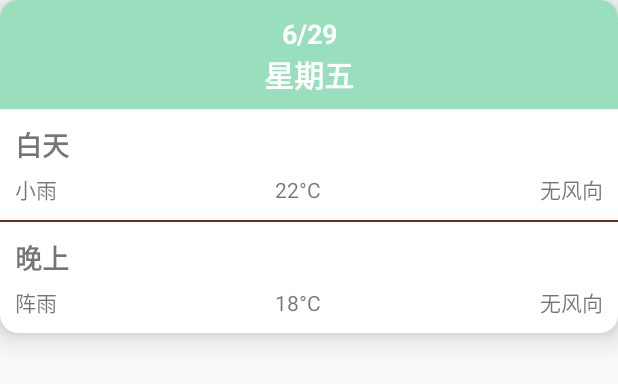
After one commit to xzlyf/SimpleWeather, an Android app: the layout forecast_item.xml on its own in the app's theme, with its tools: preview values and no code run, on a phone screen of 412 x 824 dp. The commit adds this screen. Shown: the top 384 px of the screen. Run offline under Robolectric (Android 15) with nearby library versions, the phone set to English and light mode, and no system bars.

Commit message:
完成主页设计

```diff
--- a/app/src/main/java/com/xz/simpleweather/ui/MainActivity/presenter/MainPresenter.java
+++ b/app/src/main/java/com/xz/simpleweather/ui/MainActivity/presenter/MainPresenter.java
@@ -92,7 +92,7 @@ public class MainPresenter {
                             Random random = new Random();
                             int time = random.nextInt(2000);
                             Thread.sleep(time);//延迟一下才给结果，让加载动画播放下，模拟网络慢
-                            view.stopLoginning();
+                            view.getWeatherData();
                             view.dismissDialog();
                         }
 
--- a/app/src/main/res/drawable/select_tab_color.xml
+++ b/app/src/main/res/drawable/select_tab_color.xml
@@ -1,7 +1,7 @@
 <?xml version="1.0" encoding="utf-8"?>
 <selector xmlns:android="http://schemas.android.com/apk/res/android">
 
-    <item android:drawable="@color/colorAccent"
+    <item android:drawable="@color/colorPrimaryDark"
         android:state_selected="true"></item>
-    <item android:drawable="@color/colorPrimaryDark"></item>
+    <item android:drawable="@color/wood"></item>
 </selector>
--- a/app/src/main/res/layout/activity_main.xml
+++ b/app/src/main/res/layout/activity_main.xml
@@ -165,6 +165,7 @@
         app:tabIndicatorHeight="0dp"
         app:tabSelectedTextColor="@color/white"
         app:tabBackground="@drawable/select_tab_color"
+        app:tabTextColor="@color/white"
         >
     </android.support.design.widget.TabLayout>
 </LinearLayout>
--- /dev/null
+++ b/app/src/main/res/layout/forecast_item.xml
@@ -0,0 +1,134 @@
+<?xml version="1.0" encoding="utf-8"?>
+<android.support.v7.widget.CardView xmlns:android="http://schemas.android.com/apk/res/android"
+    xmlns:app="http://schemas.android.com/apk/res-auto"
+    android:layout_width="match_parent"
+    android:layout_height="wrap_content"
+    android:orientation="vertical"
+    app:cardCornerRadius="12dp"
+    app:cardElevation="12dp">
+
+    <LinearLayout
+        android:layout_width="match_parent"
+        android:layout_height="wrap_content"
+        android:orientation="vertical">
+
+        <LinearLayout
+            android:layout_width="match_parent"
+            android:layout_height="wrap_content"
+            android:orientation="vertical">
+
+            <TextView
+                android:id="@+id/forecast_date"
+                android:layout_width="match_parent"
+                android:layout_height="wrap_content"
+                android:background="@color/blue"
+                android:gravity="center"
+                android:paddingTop="10dp"
+                android:text="6/29"
+                android:textColor="@color/white"
+                android:textSize="18sp"
+                android:textStyle="bold" />
+
+            <TextView
+                android:id="@+id/forecast_dayOfWeek"
+                android:layout_width="match_parent"
+                android:layout_height="wrap_content"
+                android:background="@color/blue"
+                android:gravity="center"
+                android:paddingBottom="8dp"
+                android:text="星期五"
+                android:textColor="@color/white"
+                android:textSize="20sp"
+                android:textStyle="bold" />
+        </LinearLayout>
+
+        <LinearLayout
+            android:layout_width="match_parent"
+            android:layout_height="wrap_content"
+            android:orientation="vertical"
+            android:padding="10dp">
+
+            <TextView
+                android:layout_width="wrap_content"
+                android:layout_height="wrap_content"
+                android:layout_marginBottom="5dp"
+                android:text="白天"
+                android:textSize="18sp"
+                android:textStyle="bold" />
+
+            <LinearLayout
+                android:layout_width="match_parent"
+                android:layout_height="wrap_content"
+                android:orientation="horizontal">
+
+                <TextView
+                    android:id="@+id/forecast_dayWeather"
+                    android:layout_width="wrap_content"
+                    android:layout_height="wrap_content"
+                    android:layout_weight="1"
+                    android:text="小雨" />
+
+                <TextView
+                    android:id="@+id/forecast_dayTemp"
+                    android:layout_width="wrap_content"
+                    android:layout_height="wrap_content"
+                    android:layout_weight="1"
+
+                    android:text="22°C" />
+
+                <TextView
+                    android:id="@+id/forecast_dayWindDirection"
+                    android:layout_width="wrap_content"
+                    android:layout_height="wrap_content"
+                    android:text="无风向" />
+            </LinearLayout>
+        </LinearLayout>
+
+        <View
+            android:layout_width="match_parent"
+            android:layout_height="1dp"
+            android:background="@color/wood" />
+
+        <LinearLayout
+            android:layout_width="match_parent"
+            android:layout_height="wrap_content"
+            android:orientation="vertical"
+            android:padding="10dp">
+
+            <TextView
+                android:layout_width="wrap_content"
+                android:layout_height="wrap_content"
+                android:layout_marginBottom="5dp"
+                android:text="晚上"
+                android:textSize="18sp"
+                android:textStyle="bold" />
+
+            <LinearLayout
+                android:layout_width="match_parent"
+                android:layout_height="wrap_content"
+                android:orientation="horizontal">
+
+                <TextView
+                    android:id="@+id/forecast_nightWeather"
+                    android:layout_width="wrap_content"
+                    android:layout_height="wrap_content"
+                    android:layout_weight="1"
+                    android:text="阵雨" />
+
+                <TextView
+                    android:id="@+id/forecast_nightTemp"
+                    android:layout_width="wrap_content"
+                    android:layout_height="wrap_content"
+                    android:layout_weight="1"
+
+                    android:text="18°C" />
+
+                <TextView
+                    android:id="@+id/forecast_nightWindPower"
+                    android:layout_width="wrap_content"
+                    android:layout_height="wrap_content"
+                    android:text="无风向" />
+            </LinearLayout>
+        </LinearLayout>
+    </LinearLayout>
+</android.support.v7.widget.CardView>
--- a/app/src/main/res/values/colors.xml
+++ b/app/src/main/res/values/colors.xml
@@ -13,4 +13,6 @@
     <color name="tab">#FF9800</color>
     <!--透明颜色-->
     <color name="transparent">#00ffffff</color>
+    <color name="wood">#672F26</color>
+    <color name="blue">#9ADFBD</color>
 </resources>
```
Also changed, not shown: app/src/main/java/com/xz/simpleweather/ui/HomeFragment.java (+86 -9 lines), app/src/main/java/com/xz/simpleweather/ui/MainActivity/MainActivity.java (+8 -5 lines), app/src/main/java/com/xz/simpleweather/ui/adapter/ForecastWeatherAdapter.java (added, +142 -0 lines), app/src/main/java/com/xz/simpleweather/utils/SpaceItemDecoration.java (added, +25 -0 lines), app/src/main/res/layout/fragment_home.xml (+3 -8 lines), app/src/main/res/layout/header_forecast_item.xml (added, +17 -0 lines), app/src/main/res/drawable/img_a.png (added).
